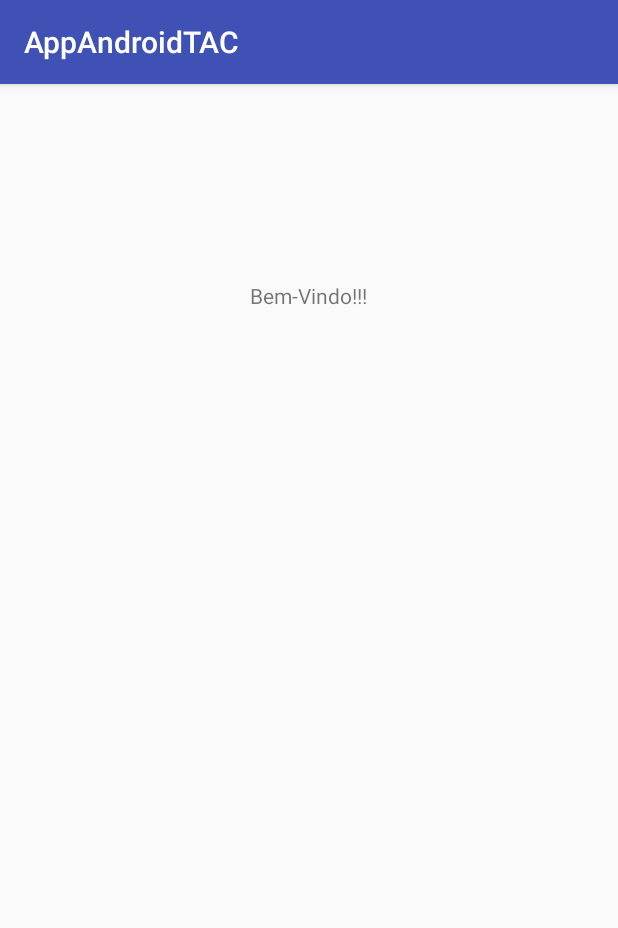
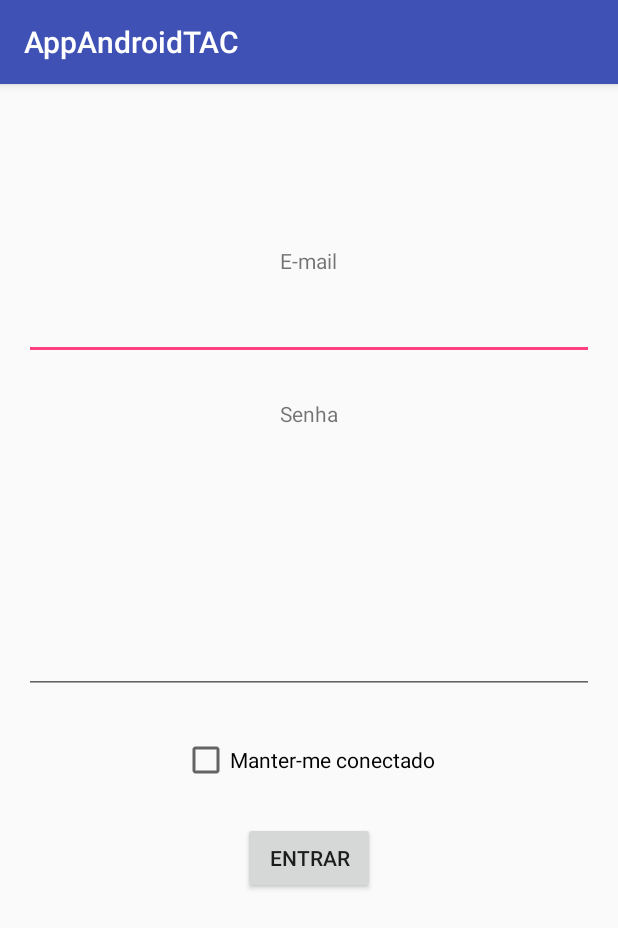
Before and after one commit to taliateli/AppAndroidTAC, an Android app: the screen it shows after launch (MainActivity), on a phone screen of 412 x 824 dp. Shown: the top 928 px of the screen. Run offline under Robolectric (Android 15) with nearby library versions, the phone set to English and light mode, and no system bars.

```diff
--- a/app/build.gradle
+++ b/app/build.gradle
@@ -10,6 +10,8 @@ android {
         versionCode 1
         versionName "1.0"
         testInstrumentationRunner "android.support.test.runner.AndroidJUnitRunner"
+        testInstrumentationRunner "com.android.test.runner.MultiDexTestRunner"
+        multiDexEnabled true
     }
     buildTypes {
         release {
@@ -25,5 +27,7 @@ dependencies {
         exclude group: 'com.android.support', module: 'support-annotations'
     })
     compile 'com.android.support:appcompat-v7:25.1.0'
+    compile 'com.google.android.gms:play-services:10.0.1'
+    compile 'com.android.support:multidex:1.0.0'
     testCompile 'junit:junit:4.12'
 }
--- a/app/src/main/java/tac/com/appandroidtac/MainActivity.java
+++ b/app/src/main/java/tac/com/appandroidtac/MainActivity.java
@@ -1,13 +1,27 @@
 package tac.com.appandroidtac;
 
+import android.content.Intent;
 import android.support.v7.app.AppCompatActivity;
 import android.os.Bundle;
+import android.view.View;
+import android.widget.Button;
 
 public class MainActivity extends AppCompatActivity {
+
+    Button btEntrar;
 
     @Override
     protected void onCreate(Bundle savedInstanceState) {
         super.onCreate(savedInstanceState);
         setContentView(R.layout.activity_main);
+
+        btEntrar = (Button) findViewById(R.id.btEntrar);
+        btEntrar.setOnClickListener(new View.OnClickListener() {
+            @Override
+            public void onClick(View v) {
+                Intent intent = new Intent(getApplication(), MapsActivity.class);
+                startActivity(intent);
+            }
+        });
     }
 }
--- a/app/src/main/res/layout/activity_main.xml
+++ b/app/src/main/res/layout/activity_main.xml
@@ -11,11 +11,64 @@
     tools:context="tac.com.appandroidtac.MainActivity">
 
     <TextView
-        android:text="Bem-Vindo!!!"
+        android:text="E-mail"
         android:layout_width="wrap_content"
         android:layout_height="wrap_content"
         android:layout_alignParentTop="true"
         android:layout_centerHorizontal="true"
-        android:layout_marginTop="115dp"
+        android:layout_marginTop="92dp"
         android:id="@+id/textView" />
+
+    <EditText
+        android:layout_width="wrap_content"
+        android:layout_height="wrap_content"
+        android:inputType="textEmailAddress"
+        android:ems="10"
+        android:layout_below="@+id/textView"
+        android:layout_alignParentLeft="true"
+        android:layout_alignParentStart="true"
+        android:layout_marginTop="11dp"
+        android:id="@+id/editText"
+        android:layout_alignParentRight="true"
+        android:layout_alignParentEnd="true" />
+
+    <TextView
+        android:text="Senha"
+        android:layout_width="wrap_content"
+        android:layout_height="wrap_content"
+        android:layout_below="@+id/editText"
+        android:layout_centerHorizontal="true"
+        android:layout_marginTop="26dp"
+        android:id="@+id/textView3" />
+
+    <EditText
+        android:layout_width="wrap_content"
+        android:layout_height="wrap_content"
+        android:inputType="textPassword"
+        android:ems="10"
+        android:layout_centerVertical="true"
+        android:id="@+id/editText2"
+        android:layout_alignParentLeft="true"
+        android:layout_alignParentStart="true"
+        android:layout_alignParentRight="true"
+        android:layout_alignParentEnd="true" />
+
+    <CheckBox
+        android:text="Manter-me conectado"
+        android:layout_width="wrap_content"
+        android:layout_height="wrap_content"
+        android:id="@+id/checkBox"
+        android:layout_below="@+id/editText2"
+        android:layout_centerHorizontal="true"
+        android:layout_marginTop="28dp" />
+
+    <Button
+        android:text="Entrar"
+        android:layout_width="wrap_content"
+        android:layout_height="wrap_content"
+        android:layout_below="@+id/checkBox"
+        android:layout_centerHorizontal="true"
+        android:layout_marginTop="25dp"
+        android:id="@+id/btEntrar" />
+
 </RelativeLayout>
--- a/app/src/main/res/values/strings.xml
+++ b/app/src/main/res/values/strings.xml
@@ -1,3 +1,4 @@
 <resources>
     <string name="app_name">AppAndroidTAC</string>
+    <string name="title_activity_maps">Map</string>
 </resources>
```
Also changed, not shown: app/src/debug/res/values/google_maps_api.xml (added, +19 -0 lines), app/src/main/AndroidManifest.xml (+13 -0 lines), app/src/main/java/tac/com/appandroidtac/MapsActivity.java (added, +46 -0 lines), app/src/main/res/layout/activity_maps.xml (added, +8 -0 lines), 1 other file.
